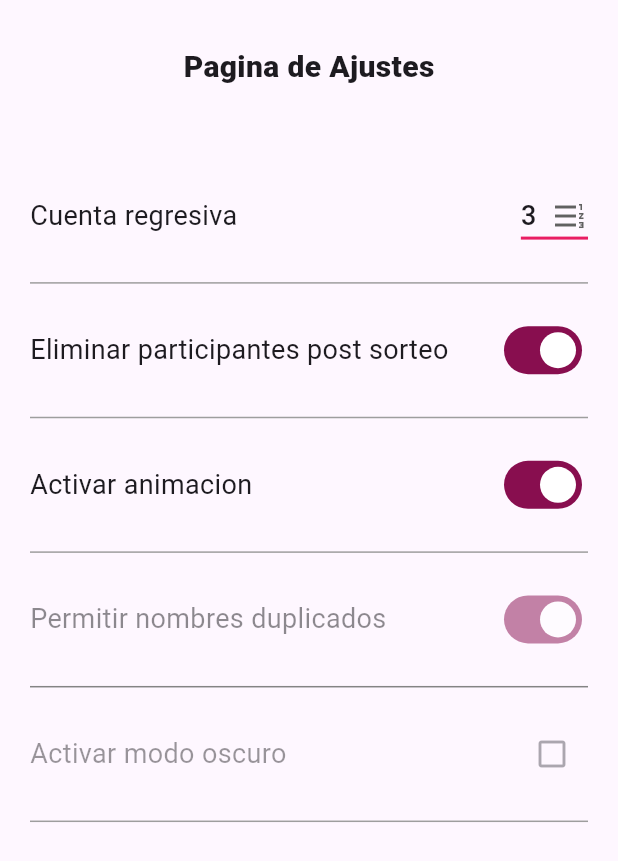
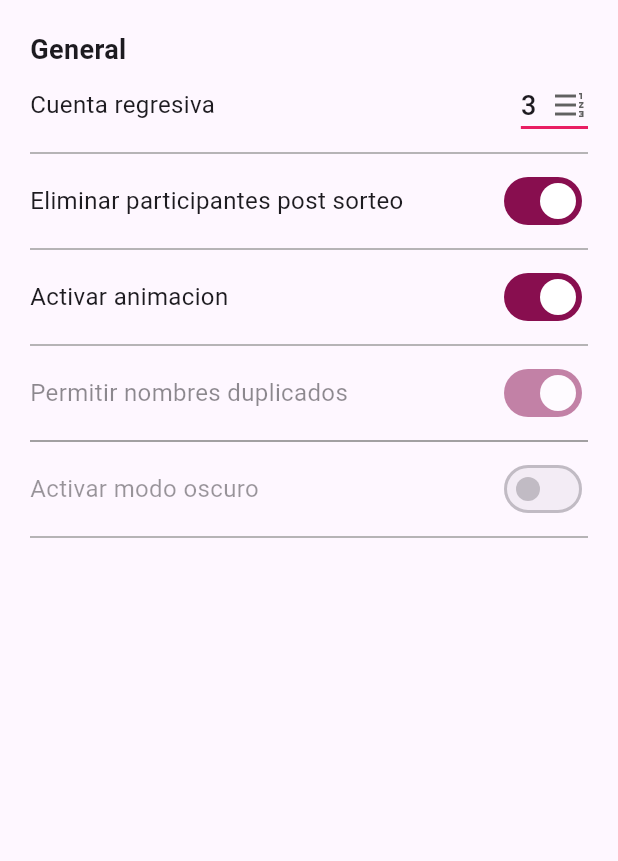
Before and after one commit to cordobash/sorteame_app, a Flutter app: the SettingsPage screen opened directly, on a phone screen of 412 x 824 dp. Shown: the top 861 px of the screen. Run offline on Flutter 3.47's test engine with Material 3 defaults, Android fonts, the light colour scheme and no system bars; our stand-ins replace animated_theme_switcher, confetti, file_picker, hive, hive_flutter, simple_icons and 1 more; missing offline and left inert: mailto; accounts and stored records are empty.

Commit message:
Se convirtio a variable global el modo oscuro y cambios en la ui de ajustes(destacando el cambio de chechbox por switch)

```diff
--- a/lib/models/boxes.dart
+++ b/lib/models/boxes.dart
@@ -8,6 +8,7 @@ List<String> listaParticipantes = List.empty(growable: true);
 bool eliminarTodos = true;
 bool activarAnimacion = true;
 bool nombresDuplicados = true;
+bool temaOscuro = false;
 int limiteParticipantes = 50;
 List<int> listaConteo = [3, 5, 7, 10];
 int cuentaRegresiva = listaConteo.first;
--- a/lib/pages/settings_page.dart
+++ b/lib/pages/settings_page.dart
@@ -14,7 +14,7 @@ class SettingsPageState extends State<SettingsPage> {
   SettingsPageState({Key? key});
 
   // Flags
-  static TextStyle _estiloPersonalizado = TextStyle(fontSize: 18);
+  static TextStyle _estiloPersonalizado = TextStyle(fontSize: 16);
   void checkActivarAnimacion() {
     setState(() {
       if (activarAnimacion) {
@@ -38,38 +38,33 @@ class SettingsPageState extends State<SettingsPage> {
           mainAxisSize: MainAxisSize.max,
           mainAxisAlignment: MainAxisAlignment.start,
           children: [
-            Padding(
-              padding: const EdgeInsets.only(bottom: 25, top: 20),
-              child: const Text(
-                'Pagina de Ajustes',
-                style: TextStyle(fontWeight: FontWeight.w800, fontSize: 20),
-              ),
-            ),
             SizedBox(
-              height: _deviceHeight! * 0.60,
+              height: _deviceHeight! * 0.80,
               child: Padding(
                 padding: const EdgeInsets.all(10),
                 child: Flex(
                   direction: Axis.vertical,
                   children: [
                     Expanded(
-                      child: Column(
+                      child: ListView(children: [
+                        Column(
                           mainAxisAlignment: MainAxisAlignment.spaceEvenly,
                           mainAxisSize: MainAxisSize.max,
                           children: [
-                          Opacity(
-                            opacity: 0.5,
-                            child: Row(
-                              mainAxisSize: MainAxisSize.max,
-                              mainAxisAlignment: MainAxisAlignment.spaceBetween,
-                              children: [],
+                            SizedBox(
+                              width: _deviceWidth!,
+                              child: Text(
+                                'General',
+                                style: TextStyle(
+                                    fontWeight: FontWeight.bold, fontSize: 18),
                               ),
                             ),
                             Opacity(
                               opacity: opacidadCuentaRegresiva!,
                               child: Row(
                                 mainAxisSize: MainAxisSize.max,
-                              mainAxisAlignment: MainAxisAlignment.spaceBetween,
+                                mainAxisAlignment:
+                                    MainAxisAlignment.spaceBetween,
                                 children: [
                                   Text(
                                     'Cuenta regresiva',
@@ -126,7 +121,8 @@ class SettingsPageState extends State<SettingsPage> {
                             Opacity(
                               opacity: 0.5,
                               child: Row(
-                              mainAxisAlignment: MainAxisAlignment.spaceBetween,
+                                mainAxisAlignment:
+                                    MainAxisAlignment.spaceBetween,
                                 mainAxisSize: MainAxisSize.max,
                                 children: [
                                   Text(
@@ -145,23 +141,24 @@ class SettingsPageState extends State<SettingsPage> {
                             Opacity(
                               opacity: 0.45,
                               child: Row(
-                              mainAxisAlignment: MainAxisAlignment.spaceBetween,
+                                mainAxisAlignment:
+                                    MainAxisAlignment.spaceBetween,
                                 mainAxisSize: MainAxisSize.max,
                                 children: [
                                   Text(
                                     'Activar modo oscuro',
                                     style: _estiloPersonalizado,
                                   ),
-                                IconButton(
-                                  icon: Icon(Icons.check_box_outline_blank),
-                                  onPressed: () => {null},
-                                )
+                                  _switchWidget(() => {},
+                                      disparador: temaOscuro,
+                                      activarDisparador: false)
                                 ],
                               ),
                             ),
                             Divider(color: Colors.grey)
                           ],
                         ),
+                      ]),
                     ),
                   ],
                 ),
```
Also changed, not shown: lib/main.dart (+20 -18 lines). Lines whose indentation alone changed are shown as unchanged.
